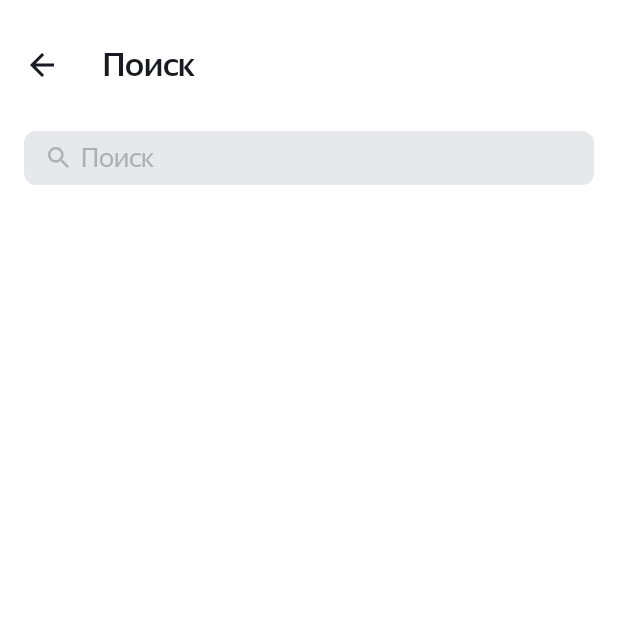
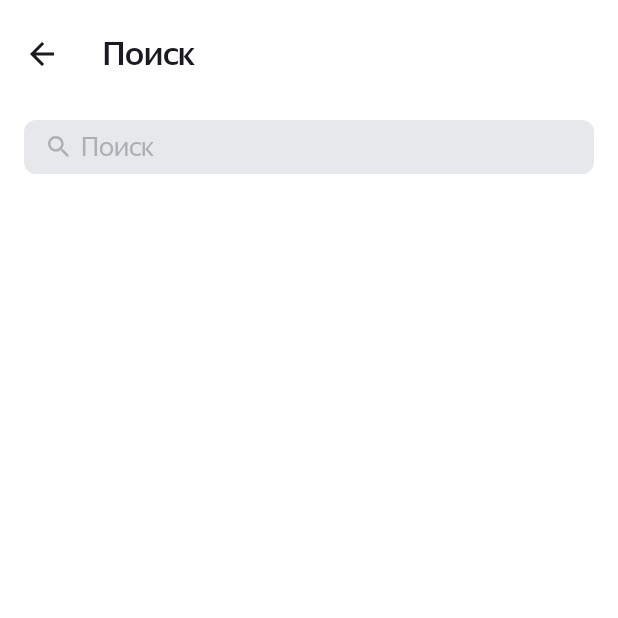
Before and after one commit to Kardashin72/PlaylistMaker, an Android app: the screen it shows after launch (SearchActivity), after a tap on "Поиск", on a phone screen of 412 x 824 dp, the top half of it. Run offline under Robolectric (Android 15) with nearby library versions, the phone set to English and light mode, and no system bars; pictures from the network do not load.

Commit message:
Спринт №12/3

```diff
--- a/app/src/main/java/com/practicum/playlistmaker/data/App.kt
+++ b/app/src/main/java/com/practicum/playlistmaker/data/App.kt
@@ -7,7 +7,9 @@ import com.practicum.playlistmaker.UI.SettingsActivity.Companion.THEME_PREFERENC
 
 class App : Application() {
 
-    var darkTheme = false
+    private var _darkTheme = false
+    val darkTheme get() = _darkTheme
+
 
     override fun onCreate() {
         super.onCreate()
@@ -21,7 +23,7 @@ class App : Application() {
     }
 
     fun switchTheme(darkThemeEnabled: Boolean) {
-        darkTheme = darkThemeEnabled
+        _darkTheme = darkThemeEnabled
         AppCompatDelegate.setDefaultNightMode(
             if (darkThemeEnabled) {
                 AppCompatDelegate.MODE_NIGHT_YES
--- a/app/src/main/res/layout/activity_search.xml
+++ b/app/src/main/res/layout/activity_search.xml
@@ -8,9 +8,9 @@
 
     <LinearLayout
         android:layout_width="match_parent"
-        android:layout_height="0dp"
-        android:layout_weight="@integer/settings_buttons_weight"
-        android:background="?attr/colorPrimary">
+        android:layout_height="wrap_content"
+        android:background="?attr/colorPrimary"
+        android:layout_marginTop="12dp">
 
         <Button
             android:id="@+id/search_back_buttton"
@@ -20,7 +20,8 @@
             android:layout_weight="1"
             app:icon="@drawable/arrow_back"
             app:iconGravity="start"
-            app:iconTint="?attr/colorOnPrimary"></Button>
+            app:iconTint="?attr/colorOnPrimary">
+        </Button>
 
         <TextView
             android:layout_width="0dp"
@@ -37,6 +38,7 @@
     <FrameLayout
         android:layout_width="match_parent"
         android:layout_height="wrap_content"
+        android:layout_marginTop="20dp"
         android:layout_marginHorizontal="@dimen/main_margin_horizontal"
         android:background="@drawable/edit_search_background"
         android:minHeight="36dp">
@@ -100,7 +102,7 @@
         <androidx.recyclerview.widget.RecyclerView
             android:id="@+id/search_history"
             android:layout_width="match_parent"
-            android:layout_height="match_parent"
+            android:layout_height="183dp"
             android:layout_marginTop="8dp"
             android:layout_gravity="center"
             app:layoutManager="androidx.recyclerview.widget.LinearLayoutManager">
@@ -125,8 +127,8 @@
 
     <FrameLayout
         android:layout_width="match_parent"
-        android:layout_height="0dp"
-        android:layout_weight="8">
+        android:layout_height="wrap_content"
+        >
 
         <androidx.recyclerview.widget.RecyclerView
             android:id="@+id/search_recycle_view"
```
